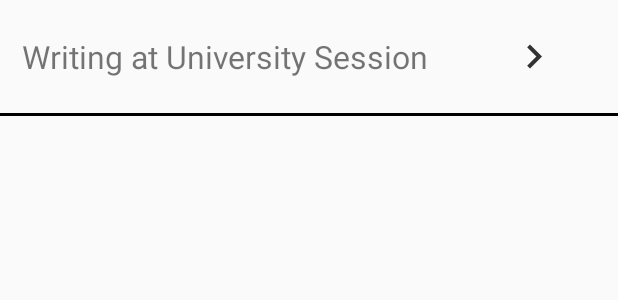
After one commit to TecMonkey/SDP_29_1, an Android app: the layout row_layout.xml on its own in the app's theme, with its tools: preview values and no code run, on a phone screen of 412 x 824 dp. The commit adds this screen. Shown: the top 300 px of the screen. Run offline under Robolectric (Android 15) with nearby library versions, the phone set to English and light mode, and no system bars.

Commit message:
added ListView for sessions details.

```diff
--- /dev/null
+++ b/app/src/main/res/layout/row_layout.xml
@@ -0,0 +1,41 @@
+<?xml version="1.0" encoding="utf-8"?>
+<!--For the activity_session.xml to display sessions of the workshops-->
+<RelativeLayout xmlns:android="http://schemas.android.com/apk/res/android"
+    android:layout_width="match_parent" android:layout_height="match_parent">
+
+    <!--<TextView-->
+        <!--android:layout_width="wrap_content"-->
+        <!--android:layout_height="75dp"-->
+        <!--android:layout_toRightOf="@+id/session_name"-->
+        <!--android:layout_alignParentRight="true"-->
+        <!--android:text=""/>-->
+
+    <ImageView
+        android:layout_width="wrap_content"
+        android:layout_height="75dp"
+        android:layout_alignParentTop="true"
+        android:layout_alignParentEnd="true"
+        android:id="@+id/ic_right_arrow"
+        android:src="@drawable/ic_right_arrow"
+        android:adjustViewbounds="true"
+        android:scaleType="centerInside"
+        android:layout_toEndOf="@+id/session_name" /> <!--Extends the layout to match "session_name"-->
+
+    <TextView
+        android:layout_width="300dp"
+        android:layout_height="75dp"
+        android:id="@+id/session_name"
+        android:text="Writing at University Session"
+        android:textSize="21dp"
+        android:gravity="center"
+        android:layout_alignParentTop="true"
+        android:layout_alignParentStart="true" />
+
+    <View
+        android:layout_width="match_parent"
+        android:layout_height="2dp"
+        android:background="#000000"
+        android:layout_below="@+id/session_name">
+
+    </View>
+</RelativeLayout>
--- a/app/src/main/res/menu/session_view.xml
+++ b/app/src/main/res/menu/session_view.xml
@@ -2,6 +2,7 @@
 <menu xmlns:android="http://schemas.android.com/apk/res/android"
     xmlns:app="http://schemas.android.com/apk/res-auto">
 
+        <!--When search icon is pressed, the action bar will collapse to a search bar-->
         <item android:id="@+id/session_searchable"
             android:title="@string/session_search"
             android:icon="@drawable/ic_action_search"
```
Also changed, not shown: app/src/main/java/com/example/utshelps/activity/SessionActivity.java (added, +35 -0 lines), app/src/main/res/layout/activity_session.xml (added, +14 -0 lines), app/src/main/res/values/strings.xml (+11 -0 lines), app/src/main/ic_right_arrow-web.png (added), app/src/main/res/drawable-hdpi/ic_right_arrow.png (added), app/src/main/res/drawable-mdpi/ic_right_arrow.png (added), app/src/main/res/drawable-xhdpi/ic_right_arrow.png (added), app/src/main/res/drawable-xxhdpi/ic_right_arrow.png (added), app/src/main/res/mipmap-hdpi/ic_right_arrow.png (added), app/src/main/res/mipmap-mdpi/ic_right_arrow.png (added), app/src/main/res/mipmap-xhdpi/ic_right_arrow.png (added), app/src/main/res/mipmap-xxhdpi/ic_right_arrow.png (added), app/src/main/res/mipmap-xxxhdpi/ic_right_arrow.png (added).
